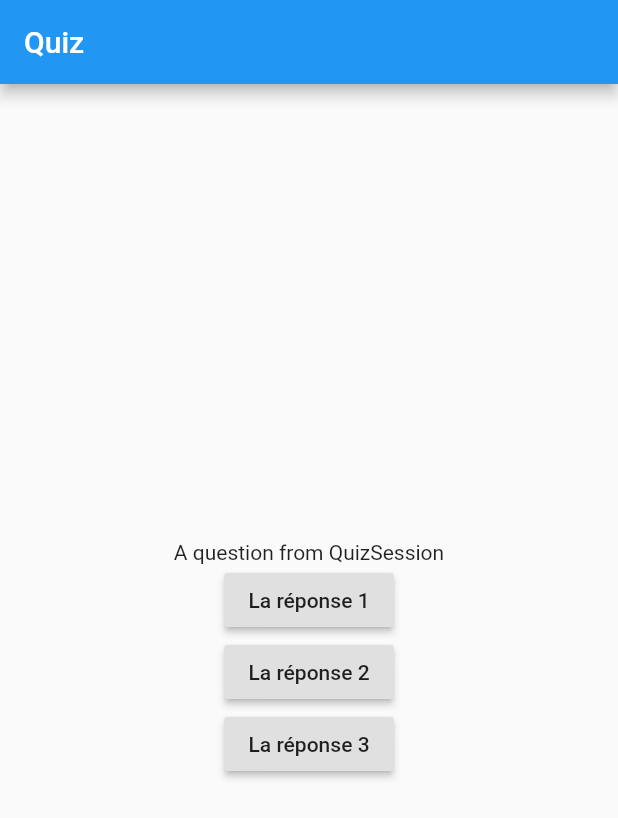
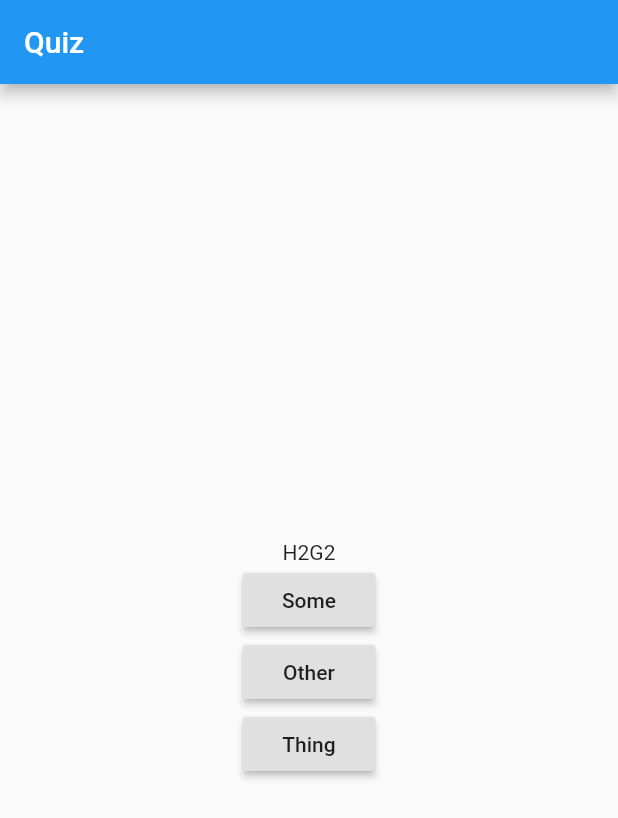
Before and after one commit to DiogoVieiraFerreira/mob2_quizz, a Flutter app: the screen it shows after launch, on a phone screen of 412 x 824 dp. Shown: the top 818 px of the screen. Run offline on Flutter 3.47's test engine with Material 2 defaults, Android fonts, the phone set to English and light mode, and no system bars.

Commit message:
Add real behaviour to QuizSession and adapt the GameScreen

```diff
--- a/lib/models/quiz_session.dart
+++ b/lib/models/quiz_session.dart
@@ -1,3 +1,22 @@
-class QuizSession {
-  String label = "A question from QuizSession";
+import 'package:flutter/foundation.dart';
+import 'package:quiz/models/question.dart';
+
+class QuizSession with ChangeNotifier {
+  var _questions = [
+    Question("H2G2", ["Some", "Other", "Thing"], "Other"),
+    Question("Je suis ton père", ["Star Wars", "Bisounours", "Thing"], "Star Wars"),
+  ];
+
+  var _currentQuestionIndex = 0;
+
+  Question get currentQuestion => _questions[_currentQuestionIndex];
+
+  void nextQuestion() {
+    _currentQuestionIndex = (_currentQuestionIndex + 1) % _questions.length;
+    notifyListeners();
+  }
+
+  bool checkAnswer(String answer) {
+    return _questions[_currentQuestionIndex].isCorrectAnswer(answer);
+  }
 }
--- a/lib/widgets/game_screen.dart
+++ b/lib/widgets/game_screen.dart
@@ -2,6 +2,7 @@ import 'package:flutter/material.dart';
 import 'package:provider/provider.dart';
 
 import 'package:quiz/models/quiz_session.dart';
+import 'package:quiz/models/question.dart';
 
 class GameScreen extends StatelessWidget {
   @override
@@ -10,31 +11,36 @@ class GameScreen extends StatelessWidget {
       appBar: AppBar(
         title: Text("Quiz"),
       ),
-      body: Provider(
+      body: ChangeNotifierProvider(
         create: (_) => QuizSession(),
-        child: Center(
-          child: Column(
-            mainAxisAlignment: MainAxisAlignment.center,
-            children: <Widget>[
-              Consumer<QuizSession>(
-                builder: (_, session, __) => Text(session.label),
-              ),
-              RaisedButton(
-                onPressed: () {},
-                child: Text('La réponse 1'),
-              ),
-              RaisedButton(
-                onPressed: () {},
-                child: Text('La réponse 2'),
-              ),
-              RaisedButton(
-                onPressed: () {},
-                child: Text('La réponse 3'),
-              ),
-            ],
-          ),
+        child: Consumer<QuizSession>(
+          builder: (consumerContext, session, __) => buildQuestion(consumerContext, session.currentQuestion),
         ),
       ),
     );
   }
+
+  Widget buildQuestion(BuildContext context, Question question) {
+    var answerButtons = question.answers.map((answer) {
+      return RaisedButton(
+        onPressed: () {
+          var session = Provider.of<QuizSession>(context, listen: false);
+          if (session.checkAnswer(answer)) {
+            session.nextQuestion();
+          }
+        },
+        child: Text(answer),
+      );
+    });
+
+    return Center(
+      child: Column(
+        mainAxisAlignment: MainAxisAlignment.center,
+        children: <Widget>[
+          Text(question.caption),
+          ...answerButtons,
+        ],
+      ),
+    );
+  }
 }
```
